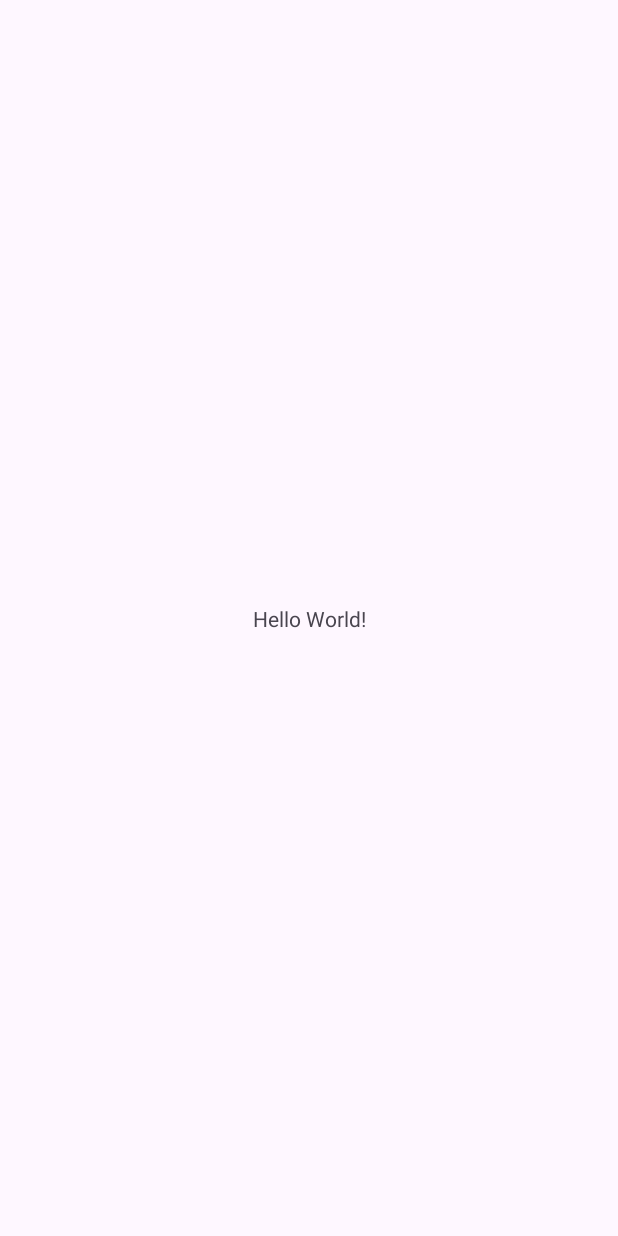
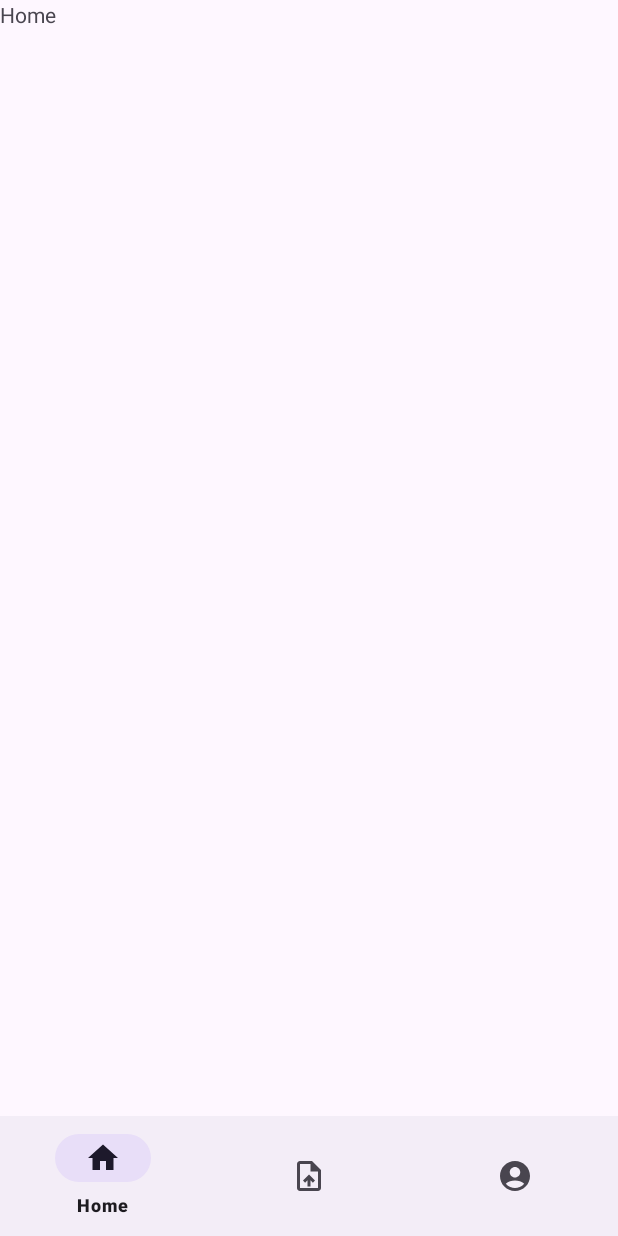
Before and after one commit to Persemat/09-UniFolder, an Android app: the screen it shows after launch (MainActivity), on a phone screen of 412 x 824 dp. Before the commit the screen is almost empty. Run offline under Robolectric (Android 15) with nearby library versions, the phone set to English and light mode, and no system bars; our stand-ins replace navigation-ui.

Commit message:
menu bar navigation

```diff
--- a/app/build.gradle.kts
+++ b/app/build.gradle.kts
@@ -31,8 +31,10 @@ android {
 dependencies {
 
     implementation("androidx.appcompat:appcompat:1.6.1")
-    implementation("com.google.android.material:material:1.9.0")
+    implementation("com.google.android.material:material:1.11.0")
     implementation("androidx.constraintlayout:constraintlayout:2.1.4")
+    implementation("androidx.navigation:navigation-fragment:2.7.7")
+    implementation("androidx.navigation:navigation-ui:2.7.7")
     testImplementation("junit:junit:4.13.2")
     androidTestImplementation("androidx.test.ext:junit:1.1.5")
     androidTestImplementation("androidx.test.espresso:espresso-core:3.5.1")
--- /dev/null
+++ b/app/src/main/java/com/example/unifolder/HomeFragment.java
@@ -0,0 +1,64 @@
+package com.example.unifolder;
+
+import android.os.Bundle;
+
+import androidx.fragment.app.Fragment;
+
+import android.view.LayoutInflater;
+import android.view.View;
+import android.view.ViewGroup;
+
+/**
+ * A simple {@link Fragment} subclass.
+ * Use the {@link HomeFragment#newInstance} factory method to
+ * create an instance of this fragment.
+ */
+public class HomeFragment extends Fragment {
+
+    // TODO: Rename parameter arguments, choose names that match
+    // the fragment initialization parameters, e.g. ARG_ITEM_NUMBER
+    private static final String ARG_PARAM1 = "param1";
+    private static final String ARG_PARAM2 = "param2";
+
+    // TODO: Rename and change types of parameters
+    private String mParam1;
+    private String mParam2;
+
+    public HomeFragment() {
+        // Required empty public constructor
+    }
+
+    /**
+     * Use this factory method to create a new instance of
+     * this fragment using the provided parameters.
+     *
+     * @param param1 Parameter 1.
+     * @param param2 Parameter 2.
+     * @return A new instance of fragment HomeFragment.
+     */
+    // TODO: Rename and change types and number of parameters
+    public static HomeFragment newInstance(String param1, String param2) {
+        HomeFragment fragment = new HomeFragment();
+        Bundle args = new Bundle();
+        args.putString(ARG_PARAM1, param1);
+        args.putString(ARG_PARAM2, param2);
+        fragment.setArguments(args);
+        return fragment;
+    }
+
+    @Override
+    public void onCreate(Bundle savedInstanceState) {
+        super.onCreate(savedInstanceState);
+        if (getArguments() != null) {
+            mParam1 = getArguments().getString(ARG_PARAM1);
+            mParam2 = getArguments().getString(ARG_PARAM2);
+        }
+    }
+
+    @Override
+    public View onCreateView(LayoutInflater inflater, ViewGroup container,
+                             Bundle savedInstanceState) {
+        // Inflate the layout for this fragment
+        return inflater.inflate(R.layout.fragment_home, container, false);
+    }
+}
--- a/app/src/main/java/com/example/unifolder/MainActivity.java
+++ b/app/src/main/java/com/example/unifolder/MainActivity.java
@@ -1,8 +1,14 @@
 package com.example.unifolder;
 
 import androidx.appcompat.app.AppCompatActivity;
+import androidx.navigation.NavController;
+import androidx.navigation.fragment.NavHostFragment;
+import androidx.navigation.ui.AppBarConfiguration;
+import androidx.navigation.ui.NavigationUI;
 
 import android.os.Bundle;
+
+import com.google.android.material.bottomnavigation.BottomNavigationView;
 
 public class MainActivity extends AppCompatActivity {
 
@@ -10,5 +16,16 @@ public class MainActivity extends AppCompatActivity {
     protected void onCreate(Bundle savedInstanceState) {
         super.onCreate(savedInstanceState);
         setContentView(R.layout.activity_main);
+
+        // Menu bar setup
+        NavHostFragment navHostFragment = (NavHostFragment) getSupportFragmentManager()
+                .findFragmentById(R.id.fragment_container_view);
+        NavController navController = navHostFragment.getNavController();
+        BottomNavigationView bottomNavigationView = findViewById(R.id.bottom_navigation);
+
+        AppBarConfiguration appBarConfiguration = new AppBarConfiguration.Builder(
+                R.id.homeFragment, R.id.uploadFragment, R.id.profileFragment).build();
+
+        NavigationUI.setupWithNavController(bottomNavigationView, navController);
     }
 }
--- /dev/null
+++ b/app/src/main/res/drawable/baseline_account_circle_24.xml
@@ -0,0 +1,5 @@
+<vector xmlns:android="http://schemas.android.com/apk/res/android" android:height="24dp" android:tint="#000000" android:viewportHeight="24" android:viewportWidth="24" android:width="24dp">
+
+    <path android:fillColor="@android:color/white" android:pathData="M12,2C6.48,2 2,6.48 2,12s4.48,10 10,10s10,-4.48 10,-10S17.52,2 12,2zM12,6c1.93,0 3.5,1.57 3.5,3.5S13.93,13 12,13s-3.5,-1.57 -3.5,-3.5S10.07,6 12,6zM12,20c-2.03,0 -4.43,-0.82 -6.14,-2.88C7.55,15.8 9.68,15 12,15s4.45,0.8 6.14,2.12C16.43,19.18 14.03,20 12,20z"/>
+
+</vector>
--- /dev/null
+++ b/app/src/main/res/drawable/baseline_home_24.xml
@@ -0,0 +1,5 @@
+<vector xmlns:android="http://schemas.android.com/apk/res/android" android:height="24dp" android:tint="#000000" android:viewportHeight="24" android:viewportWidth="24" android:width="24dp">
+
+    <path android:fillColor="@android:color/white" android:pathData="M10,20v-6h4v6h5v-8h3L12,3 2,12h3v8z"/>
+
+</vector>
--- /dev/null
+++ b/app/src/main/res/drawable/baseline_upload_file_24.xml
@@ -0,0 +1,5 @@
+<vector xmlns:android="http://schemas.android.com/apk/res/android" android:height="24dp" android:tint="#000000" android:viewportHeight="24" android:viewportWidth="24" android:width="24dp">
+
+    <path android:fillColor="@android:color/white" android:pathData="M14,2L6,2c-1.1,0 -1.99,0.9 -1.99,2L4,20c0,1.1 0.89,2 1.99,2L18,22c1.1,0 2,-0.9 2,-2L20,8l-6,-6zM18,20L6,20L6,4h7v5h5v11zM8,15.01l1.41,1.41L11,14.84L11,19h2v-4.16l1.59,1.59L16,15.01 12.01,11z"/>
+
+</vector>
--- a/app/src/main/res/layout/activity_main.xml
+++ b/app/src/main/res/layout/activity_main.xml
@@ -6,13 +6,26 @@
     android:layout_height="match_parent"
     tools:context=".MainActivity">
 
-    <TextView
-        android:layout_width="wrap_content"
-        android:layout_height="wrap_content"
-        android:text="Hello World!"
+    <androidx.fragment.app.FragmentContainerView
+        android:id="@+id/fragment_container_view"
+        android:name="androidx.navigation.fragment.NavHostFragment"
+        android:layout_width="match_parent"
+        android:layout_height="0dp"
         app:layout_constraintBottom_toBottomOf="parent"
         app:layout_constraintEnd_toEndOf="parent"
         app:layout_constraintStart_toStartOf="parent"
-        app:layout_constraintTop_toTopOf="parent" />
+        app:layout_constraintTop_toTopOf="parent"
+        app:defaultNavHost="true"
+        app:navGraph="@navigation/main_nav_graph"/>
+
+    <com.google.android.material.bottomnavigation.BottomNavigationView
+        android:id="@+id/bottom_navigation"
+        app:layout_constraintStart_toStartOf="parent"
+        app:layout_constraintEnd_toEndOf="parent"
+        app:layout_constraintBottom_toBottomOf="parent"
+        android:layout_width="match_parent"
+        android:layout_height="wrap_content"
+        app:menu="@menu/menu_bar"
+        app:labelVisibilityMode="selected" />
 
 </androidx.constraintlayout.widget.ConstraintLayout>
--- /dev/null
+++ b/app/src/main/res/layout/fragment_home.xml
@@ -0,0 +1,14 @@
+<?xml version="1.0" encoding="utf-8"?>
+<FrameLayout xmlns:android="http://schemas.android.com/apk/res/android"
+    xmlns:tools="http://schemas.android.com/tools"
+    android:layout_width="match_parent"
+    android:layout_height="match_parent"
+    tools:context=".HomeFragment">
+
+    <!-- TODO: Update blank fragment layout -->
+    <TextView
+        android:layout_width="match_parent"
+        android:layout_height="match_parent"
+        android:text="@string/home" />
+
+</FrameLayout>
--- /dev/null
+++ b/app/src/main/res/menu/menu_bar.xml
@@ -0,0 +1,21 @@
+<?xml version="1.0" encoding="utf-8"?>
+<menu xmlns:android="http://schemas.android.com/apk/res/android">
+    <item
+        android:id="@+id/homeFragment"
+        android:enabled="true"
+        android:icon="@drawable/baseline_home_24"
+        android:orderInCategory="1"
+        android:title="@string/home" />
+    <item
+        android:id="@+id/uploadFragment"
+        android:enabled="true"
+        android:icon="@drawable/baseline_upload_file_24"
+        android:orderInCategory="2"
+        android:title="@string/upload" />
+    <item
+        android:id="@+id/profileFragment"
+        android:enabled="true"
+        android:icon="@drawable/baseline_account_circle_24"
+        android:orderInCategory="3"
+        android:title="@string/profile" />
+</menu>
--- /dev/null
+++ b/app/src/main/res/navigation/main_nav_graph.xml
@@ -0,0 +1,23 @@
+<?xml version="1.0" encoding="utf-8"?>
+<navigation xmlns:android="http://schemas.android.com/apk/res/android"
+    xmlns:app="http://schemas.android.com/apk/res-auto"
+    xmlns:tools="http://schemas.android.com/tools"
+    android:id="@+id/main_nav_graph"
+    app:startDestination="@id/homeFragment">
+
+    <fragment
+        android:id="@+id/homeFragment"
+        android:name="com.example.unifolder.HomeFragment"
+        android:label="fragment_home"
+        tools:layout="@layout/fragment_home" />
+    <fragment
+        android:id="@+id/uploadFragment"
+        android:name="com.example.unifolder.UploadFragment"
+        android:label="fragment_upload"
+        tools:layout="@layout/fragment_upload" />
+    <fragment
+        android:id="@+id/profileFragment"
+        android:name="com.example.unifolder.ProfileFragment"
+        android:label="fragment_profile"
+        tools:layout="@layout/fragment_profile" />
+</navigation>
--- a/app/src/main/res/values/strings.xml
+++ b/app/src/main/res/values/strings.xml
@@ -1,3 +1,8 @@
 <resources>
     <string name="app_name">UniFolder</string>
+    <string name="home">Home</string>
+    <string name="upload">Carica</string>
+    <string name="profile">Profilo</string>
+    <!-- TODO: Remove or change this placeholder text -->
+    <string name="hello_blank_fragment">Hello blank fragment</string>
 </resources>
```
Also changed, not shown: app/src/main/java/com/example/unifolder/ProfileFragment.java (added, +64 -0 lines), app/src/main/java/com/example/unifolder/UploadFragment.java (added, +64 -0 lines), app/src/main/res/layout/fragment_profile.xml (added, +14 -0 lines), app/src/main/res/layout/fragment_upload.xml (added, +14 -0 lines).
